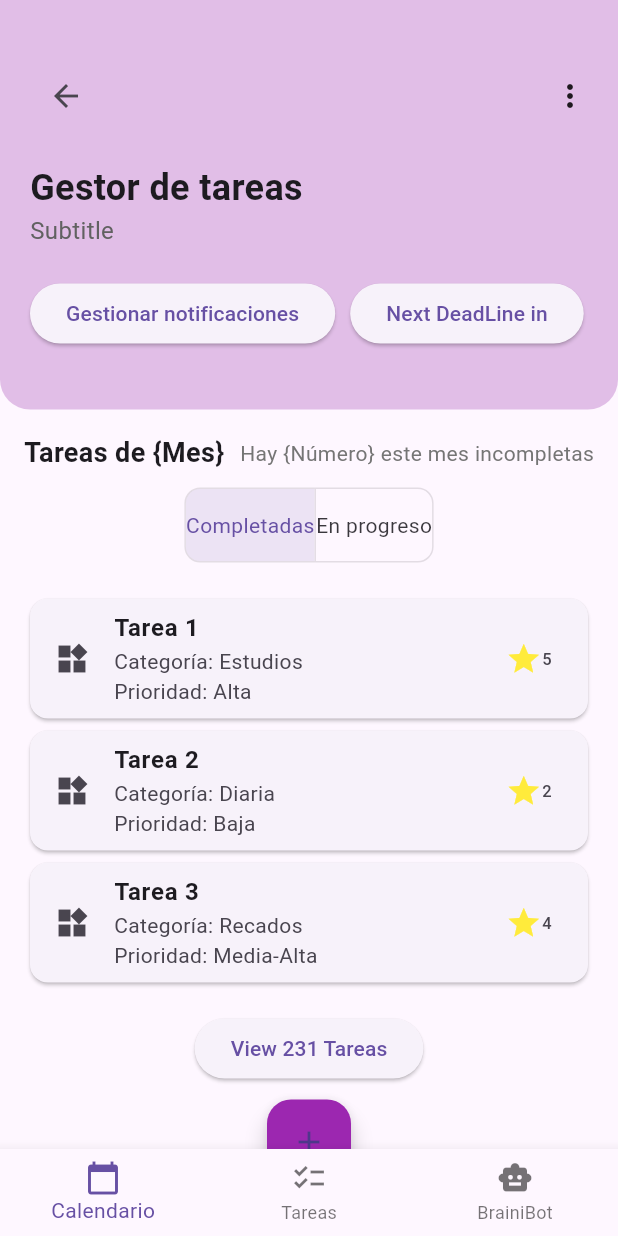
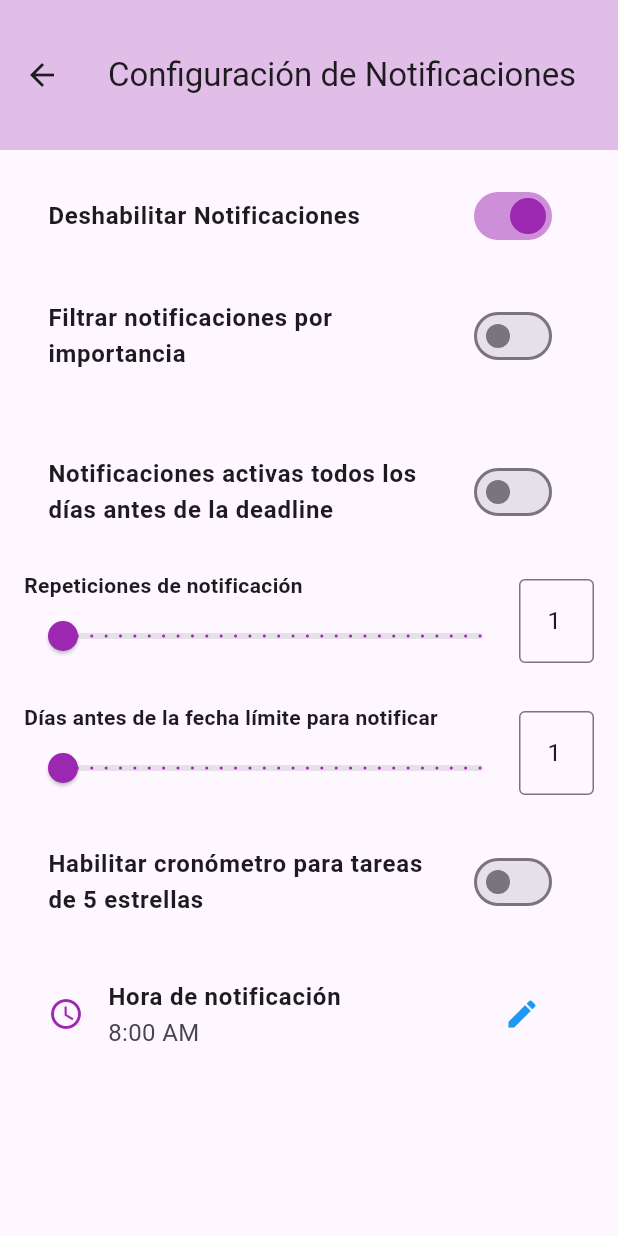
Before and after one commit to Not-david05/BrainiBot, a Flutter app: the TaskManagerScreen screen opened directly, after a tap on "Gestionar notificaciones", on a phone screen of 412 x 824 dp. Run offline on Flutter 3.47's test engine with Material 3 defaults, Android fonts, the light colour scheme and no system bars; our stand-ins replace table_calendar.

Commit message:
US7 - Notificaciones (N.Grafico)

```diff
--- /dev/null
+++ b/lib/Pages/Notifications settings.dart
@@ -0,0 +1,155 @@
+import 'package:flutter/material.dart';
+
+class NotificationSettingsScreen extends StatefulWidget {
+  @override
+  _NotificationSettingsScreenState createState() => _NotificationSettingsScreenState();
+}
+
+class _NotificationSettingsScreenState extends State<NotificationSettingsScreen> {
+  bool _enableNotifications = true;
+  bool _filterByImportance = false;
+  int _minStarLevel = 3;
+  int _notificationRepetitions = 1;
+  int _daysBeforeDeadline = 1;
+  bool _enableCountdownForFiveStars = false;
+  bool _notifyEveryDayBeforeDeadline = false;
+  TimeOfDay _notificationTime = TimeOfDay(hour: 8, minute: 0);
+
+  void _pickTime(BuildContext context) async {
+    if (!_enableNotifications) return;
+    TimeOfDay? pickedTime = await showTimePicker(
+      context: context,
+      initialTime: _notificationTime,
+    );
+    if (pickedTime != null && pickedTime != _notificationTime) {
+      setState(() {
+        _notificationTime = pickedTime;
+      });
+    }
+  }
+
+  @override
+  Widget build(BuildContext context) {
+    return Scaffold(
+      appBar: AppBar(
+        toolbarHeight: 100,
+        backgroundColor: Colors.purple[100],
+        title: Text("Configuración de Notificaciones"),
+        leading: IconButton(
+          icon: Icon(Icons.arrow_back),
+          onPressed: () => Navigator.pop(context),
+        ),
+      ),
+      body: SingleChildScrollView(
+        padding: EdgeInsets.all(16.0),
+        child: Column(
+          crossAxisAlignment: CrossAxisAlignment.start,
+          children: [
+            _buildSwitchTile(_enableNotifications ? "Deshabilitar Notificaciones" : "Habilitar Notificaciones", _enableNotifications, (value) {
+              setState(() => _enableNotifications = value);
+            }),
+            AbsorbPointer(
+              absorbing: !_enableNotifications,
+              child: Opacity(
+                opacity: _enableNotifications ? 1.0 : 0.5,
+                child: Column(
+                  crossAxisAlignment: CrossAxisAlignment.start,
+                  children: [
+                    SizedBox(height: 20),
+                    _buildSwitchTile("Filtrar notificaciones por importancia", _filterByImportance, (value) {
+                      setState(() => _filterByImportance = value);
+                    }),
+                    SizedBox(height: 20),
+                    if (_filterByImportance)
+                      _buildSliderWithInput("Filtrar notificaciones por estrellas", _minStarLevel, 1, 5, (value) {
+                        setState(() => _minStarLevel = value.toInt());
+                      }),
+                    SizedBox(height: 20),
+                    _buildSwitchTile("Notificaciones activas todos los días antes de la deadline", _notifyEveryDayBeforeDeadline, (value) {
+                      setState(() => _notifyEveryDayBeforeDeadline = value);
+                    }),
+                    SizedBox(height: 20),
+                    if (!_notifyEveryDayBeforeDeadline)
+                      _buildSliderWithInput("Repeticiones de notificación", _notificationRepetitions, 1, 30, (value) {
+                        setState(() => _notificationRepetitions = value.toInt());
+                      }),
+                    SizedBox(height: 20),
+                    _buildSliderWithInput("Días antes de la fecha límite para notificar", _daysBeforeDeadline, 1, 30, (value) {
+                      setState(() => _daysBeforeDeadline = value.toInt());
+                    }),
+                    SizedBox(height: 20),
+                    _buildSwitchTile("Habilitar cronómetro para tareas de 5 estrellas", _enableCountdownForFiveStars, (value) {
+                      setState(() => _enableCountdownForFiveStars = value);
+                    }),
+                    SizedBox(height: 20),
+                    ListTile(
+                      leading: Icon(Icons.access_time, color: Colors.purple),
+                      title: Text("Hora de notificación", style: TextStyle(fontWeight: FontWeight.bold)),
+                      subtitle: Text("${_notificationTime.format(context)}", style: TextStyle(fontSize: 16)),
+                      trailing: IconButton(
+                        icon: Icon(Icons.edit, color: Colors.blue),
+                        onPressed: () => _pickTime(context),
+                      ),
+                    ),
+                  ],
+                ),
+              ),
+            ),
+          ],
+        ),
+      ),
+    );
+  }
+
+  Widget _buildSwitchTile(String title, bool value, Function(bool) onChanged) {
+    return SwitchListTile(
+      title: Text(title, style: TextStyle(fontWeight: FontWeight.bold)),
+      value: value,
+      onChanged: onChanged,
+      activeColor: Colors.purple,
+    );
+  }
+
+  Widget _buildSliderWithInput(String title, int value, int min, int max, Function(double) onChanged) {
+    return Row(
+      mainAxisAlignment: MainAxisAlignment.spaceBetween,
+      children: [
+        Expanded(
+          child: Column(
+            crossAxisAlignment: CrossAxisAlignment.start,
+            children: [
+              Text(title, style: TextStyle(fontWeight: FontWeight.bold)),
+              Slider(
+                value: value.toDouble(),
+                min: min.toDouble(),
+                max: max.toDouble(),
+                divisions: max - min,
+                label: "$value",
+                onChanged: onChanged,
+                activeColor: Colors.purple,
+              ),
+            ],
+          ),
+        ),
+        SizedBox(
+          width: 50,
+          child: TextField(
+            decoration: InputDecoration(border: OutlineInputBorder()),
+            keyboardType: TextInputType.number,
+            textAlign: TextAlign.center,
+            controller: TextEditingController(text: "$value"),
+            onSubmitted: (newValue) {
+              int? newIntValue = int.tryParse(newValue);
+              if (newIntValue != null) {
+                newIntValue = newIntValue.clamp(min, max);
+                setState(() {
+                  onChanged(newIntValue!.toDouble());
+                });
+              }
+            },
+          ),
+        ),
+      ],
+    );
+  }
+}
--- a/lib/Widgets/task_manager_screen.dart
+++ b/lib/Widgets/task_manager_screen.dart
@@ -1,3 +1,4 @@
+import 'package:brainibot/Pages/Notifications%20settings.dart';
 import 'package:flutter/material.dart';
 import 'package:brainibot/Pages/TaskC.dart';
 import 'task_item.dart';
@@ -36,12 +37,18 @@ class TaskManagerScreen extends StatelessWidget {
                 ),
                 SizedBox(height: 20),
                 Text("Gestor de tareas", style: TextStyle(fontSize: 24, fontWeight: FontWeight.bold)),
-                Text("Subtitle", style: TextStyle(fontSize: 16, color: Colors.grey[700])),
                 SizedBox(height: 20),
                 Row(
                   children: [
                     ElevatedButton(
-                      onPressed: () {},
+                      onPressed: () {
+                      Navigator.pushReplacement(
+                      context,
+                      MaterialPageRoute(
+                        builder: (context) => NotificationSettingsScreen(),
+                      ),
+                    );
+                      },
                       child: Text("Gestionar notificaciones"),
                     ),
                     SizedBox(width: 10),
@@ -81,7 +88,7 @@ class TaskManagerScreen extends StatelessWidget {
           ),
           ElevatedButton(
             onPressed: () {},
-            child: Text("View 231 Tareas"),
+            child: Text("View {numero} Tareas"),
           ),
           SizedBox(height: 10),
           FloatingActionButton(
```
